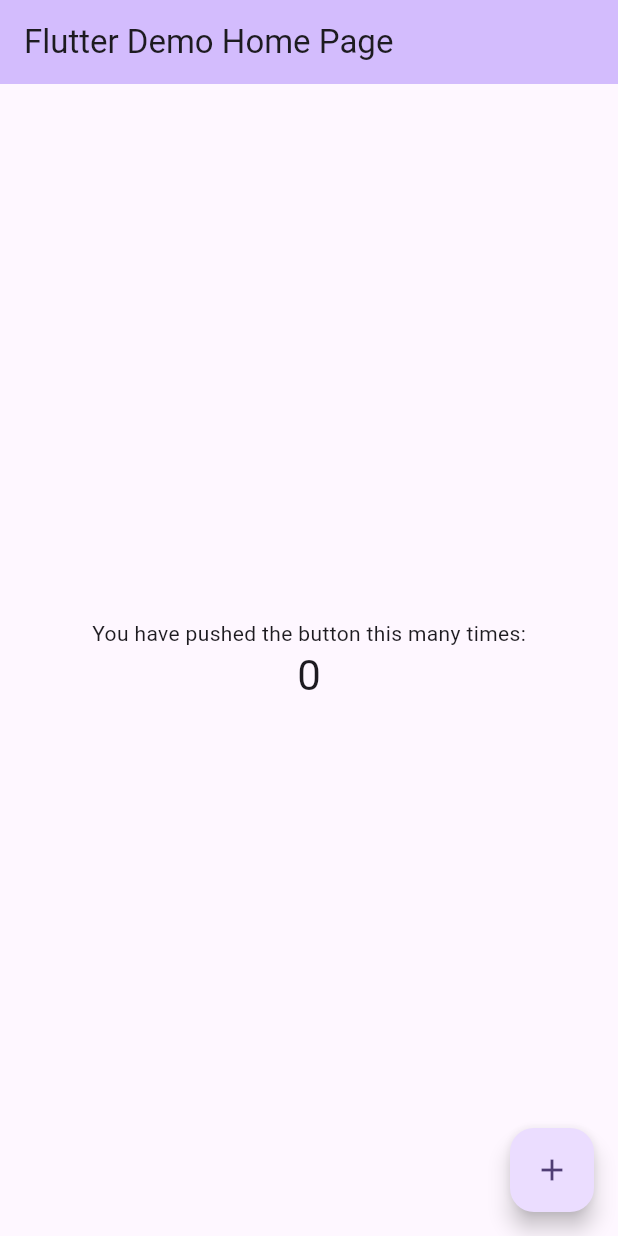
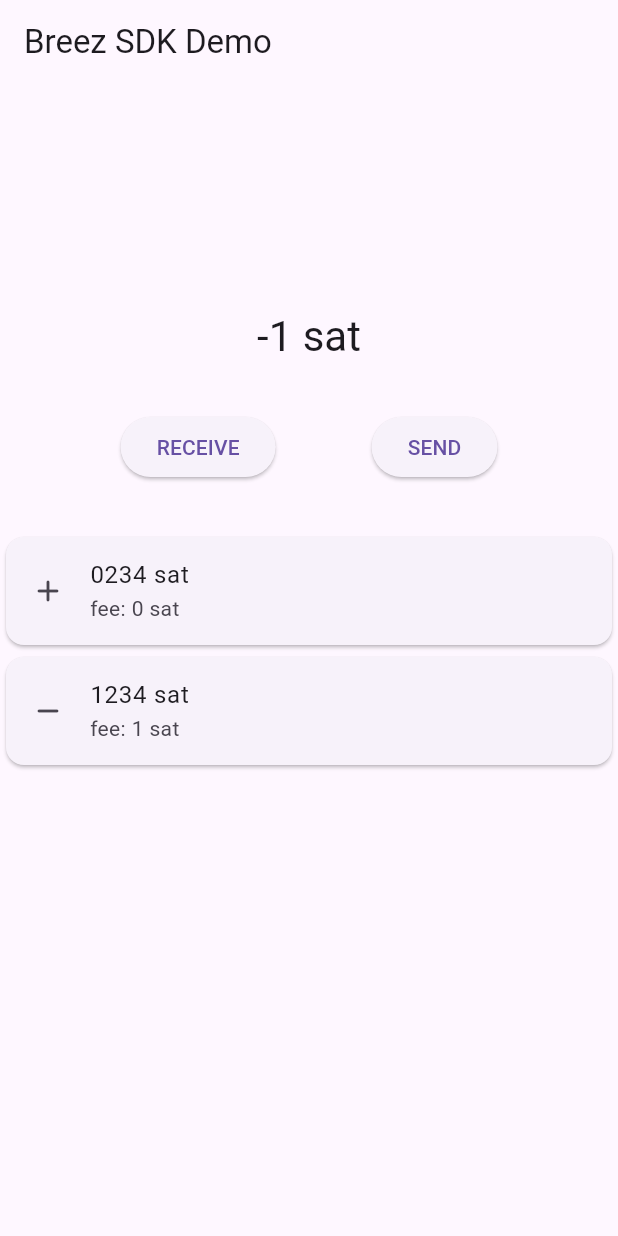
Before and after one commit to JssDWt/breez_sdk_flutter_workshop, a Flutter app: the screen it shows after launch, on a phone screen of 412 x 824 dp. Run offline on Flutter 3.47's test engine with Material 3 defaults, Android fonts, the phone set to English and light mode, and no system bars; our stand-ins replace qr_flutter.

Commit message:
initial UI

```diff
--- /dev/null
+++ b/lib/app.dart
@@ -0,0 +1,18 @@
+import 'package:flutter/material.dart';
+
+import 'home_page.dart';
+
+class App extends StatelessWidget {
+  const App({super.key});
+
+  @override
+  Widget build(BuildContext context) {
+    return MaterialApp(
+      title: 'Breez SDK Demo',
+      theme: ThemeData(
+        primarySwatch: Colors.blue,
+      ),
+      home: const HomePage(),
+    );
+  }
+}
--- /dev/null
+++ b/lib/balance.dart
@@ -0,0 +1,26 @@
+import 'package:flutter/material.dart';
+
+class BalanceWidget extends StatefulWidget {
+  const BalanceWidget({super.key});
+
+  @override
+  State<BalanceWidget> createState() => _BalanceWidgetState();
+}
+
+class _BalanceWidgetState extends State<BalanceWidget> {
+  int _balance = -1;
+
+  @override
+  void initState() {
+    super.initState();
+    _balance = -1;
+  }
+
+  @override
+  Widget build(BuildContext context) {
+    return Text(
+      '$_balance sat',
+      style: Theme.of(context).textTheme.headlineMedium,
+    );
+  }
+}
--- /dev/null
+++ b/lib/constants.dart
@@ -0,0 +1,2 @@
+String greenlightInviteCode = "";
+String breezLspApiKey = "";
--- /dev/null
+++ b/lib/home_page.dart
@@ -0,0 +1,67 @@
+import 'package:breez_sdk_flutter_workshop/balance.dart';
+import 'package:breez_sdk_flutter_workshop/payments.dart';
+import 'package:flutter/material.dart';
+
+import 'receive_dialog.dart';
+import 'send_dialog.dart';
+
+class HomePage extends StatefulWidget {
+  const HomePage({super.key});
+
+  @override
+  State<HomePage> createState() => _HomePageState();
+}
+
+class _HomePageState extends State<HomePage> {
+  @override
+  Widget build(BuildContext context) {
+    return Scaffold(
+      appBar: AppBar(
+        title: const Text('Breez SDK Demo'),
+      ),
+      body: Center(
+        child: Column(
+          mainAxisAlignment: MainAxisAlignment.center,
+          children: <Widget>[
+            const Padding(
+              padding: EdgeInsets.only(top: 150),
+              child: BalanceWidget(),
+            ),
+            Row(
+              mainAxisAlignment: MainAxisAlignment.center,
+              children: [
+                Padding(
+                  padding: const EdgeInsets.all(32.0),
+                  child: ElevatedButton(
+                    onPressed: () {
+                      showDialog(
+                        context: context,
+                        builder: (context) => const ReceivePaymentDialog(),
+                      );
+                    },
+                    child: const Text("RECEIVE"),
+                  ),
+                ),
+                Padding(
+                  padding: const EdgeInsets.all(32.0),
+                  child: ElevatedButton(
+                    onPressed: () {
+                      showDialog(
+                        context: context,
+                        builder: (context) => const SendPaymentDialog(),
+                      );
+                    },
+                    child: const Text("SEND"),
+                  ),
+                )
+              ],
+            ),
+            const Expanded(
+              child: PaymentsWidget(),
+            )
+          ],
+        ),
+      ),
+    );
+  }
+}
--- a/lib/main.dart
+++ b/lib/main.dart
@@ -1,125 +1,6 @@
+import 'package:breez_sdk_flutter_workshop/app.dart';
 import 'package:flutter/material.dart';
 
 void main() {
-  runApp(const MyApp());
+  runApp(const App());
 }
-
-class MyApp extends StatelessWidget {
-  const MyApp({super.key});
-
-  // This widget is the root of your application.
-  @override
-  Widget build(BuildContext context) {
-    return MaterialApp(
-      title: 'Flutter Demo',
-      theme: ThemeData(
-        // This is the theme of your application.
-        //
-        // TRY THIS: Try running your application with "flutter run". You'll see
-        // the application has a purple toolbar. Then, without quitting the app,
-        // try changing the seedColor in the colorScheme below to Colors.green
-        // and then invoke "hot reload" (save your changes or press the "hot
-        // reload" button in a Flutter-supported IDE, or press "r" if you used
-        // the command line to start the app).
-        //
-        // Notice that the counter didn't reset back to zero; the application
-        // state is not lost during the reload. To reset the state, use hot
-        // restart instead.
-        //
-        // This works for code too, not just values: Most code changes can be
-        // tested with just a hot reload.
-        colorScheme: ColorScheme.fromSeed(seedColor: Colors.deepPurple),
-        useMaterial3: true,
-      ),
-      home: const MyHomePage(title: 'Flutter Demo Home Page'),
-    );
-  }
-}
-
-class MyHomePage extends StatefulWidget {
-  const MyHomePage({super.key, required this.title});
-
-  // This widget is the home page of your application. It is stateful, meaning
-  // that it has a State object (defined below) that contains fields that affect
-  // how it looks.
-
-  // This class is the configuration for the state. It holds the values (in this
-  // case the title) provided by the parent (in this case the App widget) and
-  // used by the build method of the State. Fields in a Widget subclass are
-  // always marked "final".
-
-  final String title;
-
-  @override
-  State<MyHomePage> createState() => _MyHomePageState();
-}
-
-class _MyHomePageState extends State<MyHomePage> {
-  int _counter = 0;
-
-  void _incrementCounter() {
-    setState(() {
-      // This call to setState tells the Flutter framework that something has
-      // changed in this State, which causes it to rerun the build method below
-      // so that the display can reflect the updated values. If we changed
-      // _counter without calling setState(), then the build method would not be
-      // called again, and so nothing would appear to happen.
-      _counter++;
-    });
-  }
-
-  @override
-  Widget build(BuildContext context) {
-    // This method is rerun every time setState is called, for instance as done
-    // by the _incrementCounter method above.
-    //
-    // The Flutter framework has been optimized to make rerunning build methods
-    // fast, so that you can just rebuild anything that needs updating rather
-    // than having to individually change instances of widgets.
-    return Scaffold(
-      appBar: AppBar(
-        // TRY THIS: Try changing the color here to a specific color (to
-        // Colors.amber, perhaps?) and trigger a hot reload to see the AppBar
-        // change color while the other colors stay the same.
-        backgroundColor: Theme.of(context).colorScheme.inversePrimary,
-        // Here we take the value from the MyHomePage object that was created by
-        // the App.build method, and use it to set our appbar title.
-        title: Text(widget.title),
-      ),
-      body: Center(
-        // Center is a layout widget. It takes a single child and positions it
-        // in the middle of the parent.
-        child: Column(
-          // Column is also a layout widget. It takes a list of children and
-          // arranges them vertically. By default, it sizes itself to fit its
-          // children horizontally, and tries to be as tall as its parent.
-          //
-          // Column has various properties to control how it sizes itself and
-          // how it positions its children. Here we use mainAxisAlignment to
-          // center the children vertically; the main axis here is the vertical
-          // axis because Columns are vertical (the cross axis would be
-          // horizontal).
-          //
-          // TRY THIS: Invoke "debug painting" (choose the "Toggle Debug Paint"
-          // action in the IDE, or press "p" in the console), to see the
-          // wireframe for each widget.
-          mainAxisAlignment: MainAxisAlignment.center,
-          children: <Widget>[
-            const Text(
-              'You have pushed the button this many times:',
-            ),
-            Text(
-              '$_counter',
-              style: Theme.of(context).textTheme.headlineMedium,
-            ),
-          ],
-        ),
-      ),
-      floatingActionButton: FloatingActionButton(
-        onPressed: _incrementCounter,
-        tooltip: 'Increment',
-        child: const Icon(Icons.add),
-      ), // This trailing comma makes auto-formatting nicer for build methods.
-    );
-  }
-}
--- /dev/null
+++ b/lib/payments.dart
@@ -0,0 +1,33 @@
+import 'package:flutter/material.dart';
+
+class PaymentsWidget extends StatefulWidget {
+  const PaymentsWidget({super.key});
+
+  @override
+  State<PaymentsWidget> createState() => _PaymentsWidgetState();
+}
+
+class _PaymentsWidgetState extends State<PaymentsWidget> {
+  @override
+  void initState() {
+    super.initState();
+  }
+
+  @override
+  Widget build(BuildContext context) {
+    return ListView.builder(
+        itemCount: 2,
+        itemBuilder: (context, index) {
+          return Card(
+            key: Key(index.toString()),
+            child: ListTile(
+              leading: Icon(
+                index % 2 == 0 ? Icons.add_rounded : Icons.remove_rounded,
+              ),
+              title: Text('${index}234 sat'),
+              subtitle: Text('fee: $index sat'),
+            ),
+          );
+        });
+  }
+}
--- a/pubspec.yaml
+++ b/pubspec.yaml
@@ -30,11 +30,7 @@ environment:
 dependencies:
   flutter:
     sdk: flutter
-
-
-  # The following adds the Cupertino Icons font to your application.
-  # Use with the CupertinoIcons class for iOS style icons.
-  cupertino_icons: ^1.0.8
+  qr_flutter: ^4.1.0
 
 dev_dependencies:
   flutter_test:
```
Also changed, not shown: lib/receive_dialog.dart (added, +40 -0 lines), lib/send_dialog.dart (added, +61 -0 lines), pubspec.lock, 1 other file.
